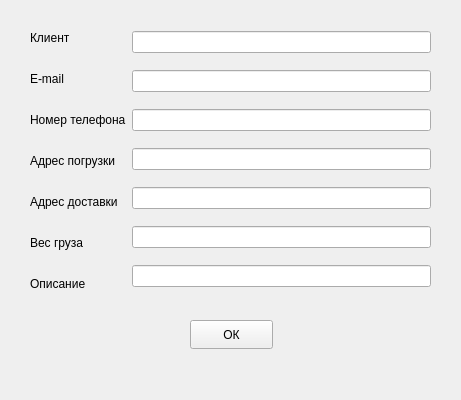
Above: project/kursovaya/infoorder.ui from EXpecky/kursach before the change. Below: the same form after it.
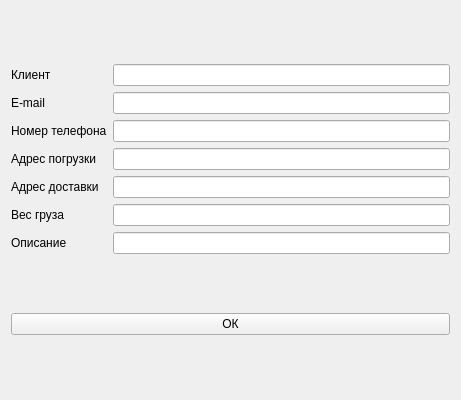
That is the form after the change.

```diff
--- a/project/kursovaya/infoorder.ui
+++ b/project/kursovaya/infoorder.ui
@@ -13,28 +13,8 @@
   <property name="windowTitle">
    <string>Form</string>
   </property>
-  <widget class="QPushButton" name="accept_pushButton">
-   <property name="geometry">
-    <rect>
-     <x>190</x>
-     <y>320</y>
-     <width>83</width>
-     <height>29</height>
-    </rect>
-   </property>
-   <property name="text">
-    <string>ОК</string>
-   </property>
-  </widget>
-  <widget class="QWidget" name="">
-   <property name="geometry">
-    <rect>
-     <x>30</x>
-     <y>20</y>
-     <width>401</width>
-     <height>281</height>
-    </rect>
-   </property>
+  <layout class="QGridLayout" name="gridLayout">
+   <item row="0" column="0">
    <layout class="QHBoxLayout" name="horizontalLayout">
     <item>
      <layout class="QVBoxLayout" name="verticalLayout_2">
@@ -115,7 +95,15 @@
      </layout>
     </item>
    </layout>
-  </widget>
+   </item>
+   <item row="1" column="0">
+    <widget class="QPushButton" name="accept_pushButton">
+     <property name="text">
+      <string>ОК</string>
+     </property>
+    </widget>
+   </item>
+  </layout>
  </widget>
  <resources/>
  <connections/>
```
Lines whose indentation alone changed are shown as unchanged.
